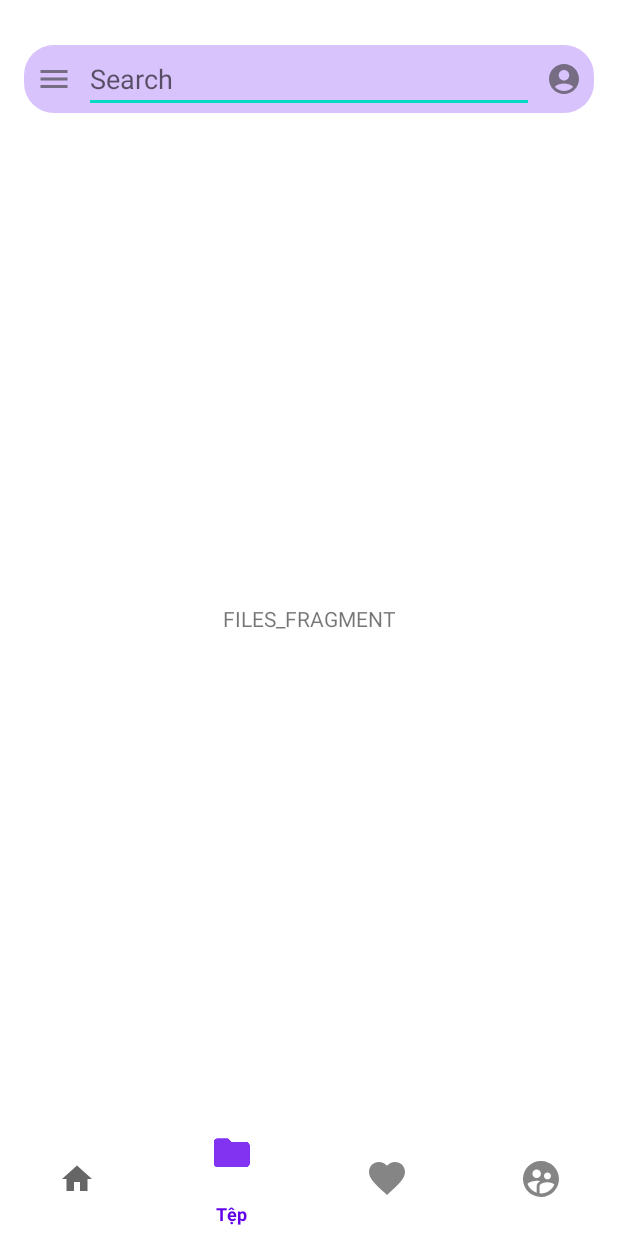
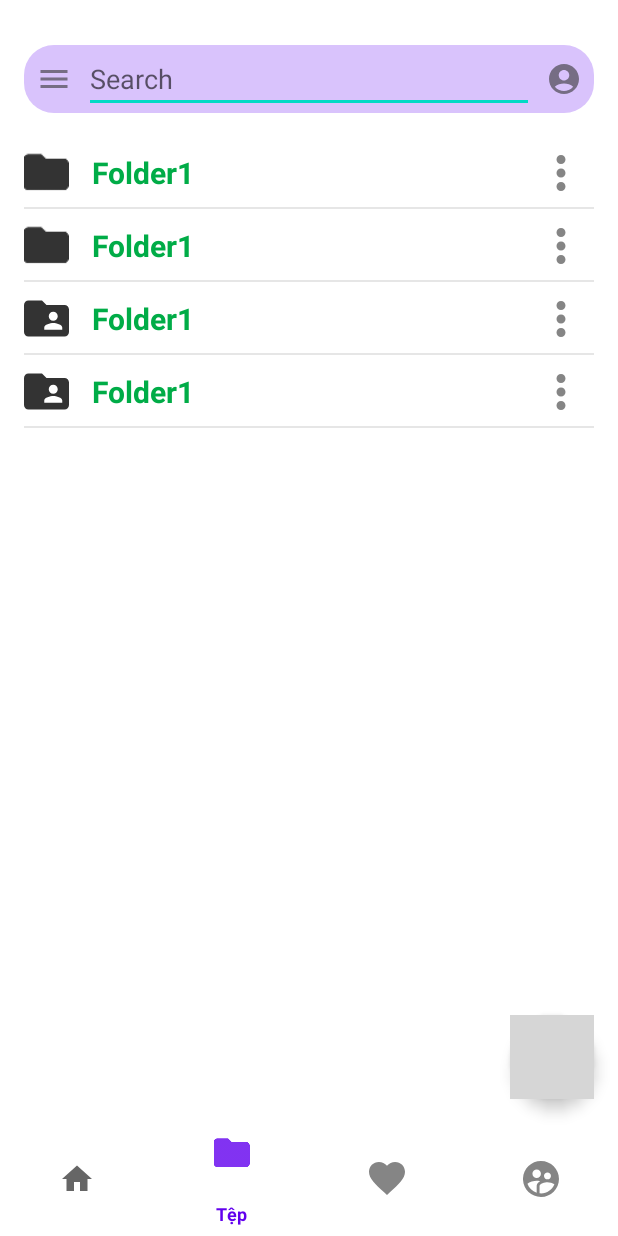
Before and after one commit to AnhducNA/Drive, an Android app: the screen it shows after launch (FileExploreActivity), item 2 of the bottom bar chosen, on a phone screen of 412 x 824 dp. Run offline under Robolectric (Android 15) with nearby library versions, the phone set to English and light mode, and no system bars; grey boxes are pictures that could not be loaded.

Commit message:
update home , folder fragment

```diff
--- a/app/src/main/java/com/kma/drive/adapter/SanPhamAdapter.java
+++ b/app/src/main/java/com/kma/drive/adapter/FileFolderAdapter.java
@@ -16,13 +16,13 @@ import com.kma.drive.model.SanPham;
 
 import java.util.ArrayList;
 
-public class SanPhamAdapter extends RecyclerView.Adapter<SanPhamAdapter.ViewHolder> {
+public class FileFolderAdapter extends RecyclerView.Adapter<FileFolderAdapter.ViewHolder> {
     private String TAG = "Duc";
 
     Context context;
     ArrayList<SanPham> listSanPham;
 
-    public SanPhamAdapter(Context context, ArrayList<SanPham> listSanPham) {
+    public FileFolderAdapter(Context context, ArrayList<SanPham> listSanPham) {
         this.context = context;
         this.listSanPham = listSanPham;
     }
@@ -31,7 +31,7 @@ public class SanPhamAdapter extends RecyclerView.Adapter<SanPhamAdapter.ViewHold
     public ViewHolder onCreateViewHolder(@NonNull ViewGroup parent, int viewType) {
         // gán view
         Log.d(TAG, "onCreateViewHolder: ");
-        View view = LayoutInflater.from(context).inflate(R.layout.row_item_main, parent, false);
+        View view = LayoutInflater.from(context).inflate(R.layout.row_item_folder, parent, false);
         return new ViewHolder(view);
     }
 
@@ -48,7 +48,6 @@ public class SanPhamAdapter extends RecyclerView.Adapter<SanPhamAdapter.ViewHold
     public int getItemCount() {
         return listSanPham.size(); // trả item tại vị trí postion
     }
-
     class ViewHolder extends RecyclerView.ViewHolder {
         ImageView imgAvatar;
         TextView txtTenSanPham;
@@ -56,8 +55,8 @@ public class SanPhamAdapter extends RecyclerView.Adapter<SanPhamAdapter.ViewHold
         public ViewHolder(@NonNull View itemView) {
             super(itemView);
             // Ánh xạ view
-            imgAvatar = itemView.findViewById(R.id.imgAvatar);
-            txtTenSanPham = itemView.findViewById(R.id.txtTenSanPham);
+            imgAvatar = itemView.findViewById(R.id.imgAvatarFolder);
+            txtTenSanPham = itemView.findViewById(R.id.txtTenSanPhamFolder);
         }
     }
 }
--- /dev/null
+++ b/app/src/main/java/com/kma/drive/adapter/FileMainAdapter.java
@@ -0,0 +1,63 @@
+package com.kma.drive.adapter;
+
+import android.content.Context;
+import android.util.Log;
+import android.view.LayoutInflater;
+import android.view.View;
+import android.view.ViewGroup;
+import android.widget.ImageView;
+import android.widget.TextView;
+
+import androidx.annotation.NonNull;
+import androidx.recyclerview.widget.RecyclerView;
+
+import com.kma.drive.R;
+import com.kma.drive.model.SanPham;
+
+import java.util.ArrayList;
+
+public class FileMainAdapter extends RecyclerView.Adapter<FileMainAdapter.ViewHolder> {
+    private String TAG = "Duc";
+
+    Context context;
+    ArrayList<SanPham> listSanPham;
+
+    public FileMainAdapter(Context context, ArrayList<SanPham> listSanPham) {
+        this.context = context;
+        this.listSanPham = listSanPham;
+    }
+
+    @Override
+    public ViewHolder onCreateViewHolder(@NonNull ViewGroup parent, int viewType) {
+        // gán view
+        Log.d(TAG, "onCreateViewHolder: ");
+        View view = LayoutInflater.from(context).inflate(R.layout.row_item_main, parent, false);
+        return new ViewHolder(view);
+    }
+
+    @Override
+    public void onBindViewHolder(@NonNull ViewHolder holder, int position) {
+        // Gán dữ liêu
+        SanPham sanPham = listSanPham.get(position);
+        Log.d("DUC", "onBindViewHolder: " + sanPham.getTenSanPham());
+        holder.txtTenSanPham.setText(sanPham.getTenSanPham());
+        holder.imgAvatar.setImageResource(sanPham.getHinhSanPham());
+    }
+
+    @Override
+    public int getItemCount() {
+        return listSanPham.size(); // trả item tại vị trí postion
+    }
+
+    class ViewHolder extends RecyclerView.ViewHolder {
+        ImageView imgAvatar;
+        TextView txtTenSanPham;
+
+        public ViewHolder(@NonNull View itemView) {
+            super(itemView);
+            // Ánh xạ view
+            imgAvatar = itemView.findViewById(R.id.imgAvatar);
+            txtTenSanPham = itemView.findViewById(R.id.txtTenSanPham);
+        }
+    }
+}
--- a/app/src/main/java/com/kma/drive/dto/UserLoginDto.java
+++ b/app/src/main/java/com/kma/drive/dto/UserLoginDto.java
@@ -1,8 +1,6 @@
 package com.kma.drive.dto;
 
-import org.springframework.security.crypto.bcrypt.BCryptPasswordEncoder;
-
-public class UserLoginDto {
+ public class UserLoginDto {
     private String account;
     private String password;
 
--- a/app/src/main/java/com/kma/drive/view/fragment/BaseAbstractFragment.java
+++ b/app/src/main/java/com/kma/drive/view/fragment/BaseAbstractFragment.java
@@ -14,7 +14,6 @@ import androidx.recyclerview.widget.LinearLayoutManager;
 import androidx.recyclerview.widget.RecyclerView;
 
 import com.kma.drive.R;
-import com.kma.drive.adapter.SanPhamAdapter;
 import com.kma.drive.callback.FragmentCallback;
 import com.kma.drive.model.SanPham;
 import com.kma.drive.util.HttpRequestHelper;
--- a/app/src/main/java/com/kma/drive/view/fragment/FilesFragment.java
+++ b/app/src/main/java/com/kma/drive/view/fragment/FilesFragment.java
@@ -3,7 +3,15 @@ package com.kma.drive.view.fragment;
 import android.os.Bundle;
 import android.view.View;
 
+import androidx.recyclerview.widget.DefaultItemAnimator;
+import androidx.recyclerview.widget.LinearLayoutManager;
+import androidx.recyclerview.widget.RecyclerView;
+
 import com.kma.drive.R;
+import com.kma.drive.adapter.FileFolderAdapter;
+import com.kma.drive.model.SanPham;
+
+import java.util.ArrayList;
 
 public class FilesFragment extends BaseAbstractFragment{
     @Override
@@ -12,7 +20,23 @@ public class FilesFragment extends BaseAbstractFragment{
     }
 
     @Override
-    protected void doOnViewCreated(View view, Bundle bundle) {
+    protected void doOnViewCreated(View rootView, Bundle bundle) {
+        // 1. get a reference to recyclerView
+        RecyclerView recyclerView = (RecyclerView) rootView.findViewById(R.id.folderRecyclerView);
+        // 2. set layoutManger
+        recyclerView.setLayoutManager(new LinearLayoutManager(getContext()));
+        // this is data from recycler view
+        ArrayList<SanPham> listSanPham  = new ArrayList<>();
+        listSanPham.add( new SanPham("Folder1", R.drawable.ic_folder));
+        listSanPham.add( new SanPham("Folder1", R.drawable.ic_folder));
+        listSanPham.add( new SanPham("Folder1", R.drawable.folder_shared));
+        listSanPham.add( new SanPham("Folder1", R.drawable.folder_shared));
 
+        // 3. create an adapter
+        FileFolderAdapter mAdapter = new FileFolderAdapter(this.getContext(), listSanPham);
+        // 4. set adapter
+        recyclerView.setAdapter(mAdapter);
+        // 5. set item animator to DefaultAnimator
+        recyclerView.setItemAnimator(new DefaultItemAnimator());
     }
 }
--- a/app/src/main/java/com/kma/drive/view/fragment/HomeAppFragment.java
+++ b/app/src/main/java/com/kma/drive/view/fragment/HomeAppFragment.java
@@ -8,7 +8,7 @@ import androidx.recyclerview.widget.LinearLayoutManager;
 import androidx.recyclerview.widget.RecyclerView;
 
 import com.kma.drive.R;
-import com.kma.drive.adapter.SanPhamAdapter;
+import com.kma.drive.adapter.FileMainAdapter;
 import com.kma.drive.model.SanPham;
 
 import java.util.ArrayList;
@@ -34,7 +34,7 @@ public class HomeAppFragment extends BaseAbstractFragment{
         listSanPham.add( new SanPham("Folder1", R.drawable.folder_shared));
 
         // 3. create an adapter
-        SanPhamAdapter mAdapter = new SanPhamAdapter(this.getContext(), listSanPham);
+        FileMainAdapter mAdapter = new FileMainAdapter(this.getContext(), listSanPham);
         // 4. set adapter
         recyclerView.setAdapter(mAdapter);
         // 5. set item animator to DefaultAnimator
--- a/app/src/main/res/layout/activity_main.xml
+++ b/app/src/main/res/layout/activity_main.xml
@@ -5,15 +5,6 @@
     android:layout_width="match_parent"
     android:layout_height="match_parent"
     tools:context=".view.activity.LoginActivity">
-
-    <FrameLayout
-        android:id="@+id/flFragment"
-        android:layout_width="match_parent"
-        android:layout_height="0dp"
-        app:layout_constraintEnd_toEndOf="parent"
-        app:layout_constraintHorizontal_bias="0.5"
-        app:layout_constraintStart_toStartOf="parent"
-        app:layout_constraintTop_toTopOf="parent" />
 
     <FrameLayout
         android:id="@+id/flFragment"
@@ -77,6 +68,17 @@
 
     </LinearLayout>
 
+    <com.google.android.material.floatingactionbutton.FloatingActionButton
+        android:id="@+id/add_fab"
+        android:layout_width="wrap_content"
+        android:layout_height="wrap_content"
+        android:layout_gravity="end"
+        android:layout_marginEnd="16dp"
+        android:layout_marginBottom="16dp"
+        android:src="@drawable/ic_add"
+        app:fabSize="normal"
+        app:layout_constraintBottom_toTopOf="@id/footer"
+        app:layout_constraintEnd_toEndOf="parent" />
 
     <LinearLayout
         android:id="@+id/footer"
--- a/app/src/main/res/layout/files_fragment.xml
+++ b/app/src/main/res/layout/files_fragment.xml
@@ -1,15 +1,15 @@
 <?xml version="1.0" encoding="utf-8"?>
 <androidx.constraintlayout.widget.ConstraintLayout xmlns:android="http://schemas.android.com/apk/res/android"
+    xmlns:app="http://schemas.android.com/apk/res-auto"
     android:layout_width="match_parent"
-    android:layout_height="match_parent"
-    xmlns:app="http://schemas.android.com/apk/res-auto">
+    android:layout_height="match_parent">
 
-    <TextView
-        android:layout_width="wrap_content"
-        android:layout_height="wrap_content"
-        android:text="FILES_FRAGMENT"
+    <androidx.recyclerview.widget.RecyclerView
+        android:id="@+id/folderRecyclerView"
+        android:layout_width="match_parent"
+        android:layout_height="match_parent"
+        android:layout_marginTop="15dp"
         app:layout_constraintBottom_toBottomOf="parent"
-        app:layout_constraintEnd_toEndOf="parent"
         app:layout_constraintStart_toStartOf="parent"
         app:layout_constraintTop_toTopOf="parent" />
 
--- /dev/null
+++ b/app/src/main/res/layout/row_item_folder.xml
@@ -0,0 +1,50 @@
+<?xml version="1.0" encoding="utf-8"?>
+<androidx.constraintlayout.widget.ConstraintLayout
+    xmlns:android="http://schemas.android.com/apk/res/android"
+    xmlns:app="http://schemas.android.com/apk/res-auto"
+    android:layout_width="match_parent"
+    android:layout_height="wrap_content">
+
+    <ImageView
+        android:id="@+id/imgAvatarFolder"
+        android:layout_width="30dp"
+        android:layout_height="35dp"
+        android:src="@drawable/ic_folder"
+        app:layout_constraintStart_toStartOf="parent"
+        app:layout_constraintBottom_toBottomOf="parent"
+        app:layout_constraintTop_toTopOf="parent" />
+
+    <TextView
+        android:id="@+id/txtTenSanPhamFolder"
+        android:layout_width="wrap_content"
+        android:layout_height="wrap_content"
+        android:layout_marginStart="15dp"
+        android:text="Folder 1"
+        android:textColor="#00AC47"
+        android:textSize="20sp"
+        android:textStyle="bold"
+        app:layout_constraintBottom_toBottomOf="parent"
+        app:layout_constraintStart_toEndOf="@id/imgAvatarFolder"
+        app:layout_constraintTop_toTopOf="parent" />
+
+    <ImageButton
+        android:id="@+id/btn_sheet_dialogFolder"
+        android:layout_width="wrap_content"
+        android:layout_height="wrap_content"
+        android:layout_marginEnd="10dp"
+        android:background="@color/white"
+        android:src="@drawable/ic_menu_item"
+        app:layout_constraintBottom_toBottomOf="parent"
+        app:layout_constraintEnd_toEndOf="parent"
+        app:layout_constraintTop_toTopOf="parent" />
+
+    <View
+        android:layout_width="match_parent"
+        android:layout_height="1dp"
+        android:layout_below="@+id/imgAvatarFolder"
+        android:layout_marginTop="5dp"
+        android:layout_marginBottom="15dp"
+        android:background="#E6E6E6"
+        app:layout_constraintTop_toBottomOf="@+id/imgAvatarFolder" />
+
+</androidx.constraintlayout.widget.ConstraintLayout>
--- a/app/src/main/res/layout/row_item_main.xml
+++ b/app/src/main/res/layout/row_item_main.xml
@@ -1,8 +1,8 @@
 <?xml version="1.0" encoding="utf-8"?>
 <androidx.constraintlayout.widget.ConstraintLayout xmlns:android="http://schemas.android.com/apk/res/android"
-    xmlns:tools="http://schemas.android.com/tools"
     android:layout_width="match_parent"
-    android:layout_height="wrap_content">
+    android:layout_height="wrap_content"
+    xmlns:app="http://schemas.android.com/apk/res-auto">
 
     <RelativeLayout
         android:layout_width="match_parent"
@@ -12,38 +12,49 @@
 
         <ImageView
             android:id="@+id/imgAvatar"
+            android:layout_centerVertical="true"
             android:layout_width="30dp"
             android:layout_height="35dp"
             android:src="@drawable/ic_folder" />
+`
+        <LinearLayout
+            android:layout_width="wrap_content"
+            android:layout_height="wrap_content"
+            android:layout_centerHorizontal="true"
+            android:layout_toEndOf="@+id/imgAvatar"
+            android:layout_marginStart="15dp"
+            android:orientation="vertical">
 
             <TextView
                 android:id="@+id/txtTenSanPham"
                 android:layout_width="wrap_content"
                 android:layout_height="wrap_content"
-            android:layout_centerHorizontal="true"
-            android:layout_marginStart="15dp"
-            android:layout_toEndOf="@+id/imgAvatar"
                 android:text="Folder 1"
                 android:textColor="#00AC47"
                 android:textSize="20sp"
                 android:textStyle="bold" />
+            <TextView
+                android:layout_width="wrap_content"
+                android:layout_height="wrap_content"
+                android:text="Open recently: 2 hours ago"
+                android:id="@+id/open_recent_main"/>
+        </LinearLayout>
 
         <ImageButton
+            android:layout_centerVertical="true"
             android:layout_width="wrap_content"
             android:layout_height="wrap_content"
             android:layout_alignParentEnd="true"
             android:layout_centerHorizontal="true"
-            android:layout_marginEnd="10dp"
             android:background="@color/white"
-            android:scaleType="centerInside"
+            android:scaleType="center"
             android:src="@drawable/ic_menu_item" />
-
+    </RelativeLayout>
     <View
         android:layout_width="match_parent"
         android:layout_height="1dp"
-            android:layout_below="@+id/imgAvatar"
+        app:layout_constraintBottom_toBottomOf="parent"
+        app:layout_constraintStart_toStartOf="parent"
         android:layout_marginTop="5dp"
         android:background="#E6E6E6" />
-    </RelativeLayout>
-
 </androidx.constraintlayout.widget.ConstraintLayout>
```
Lines whose indentation alone changed are shown as unchanged.
